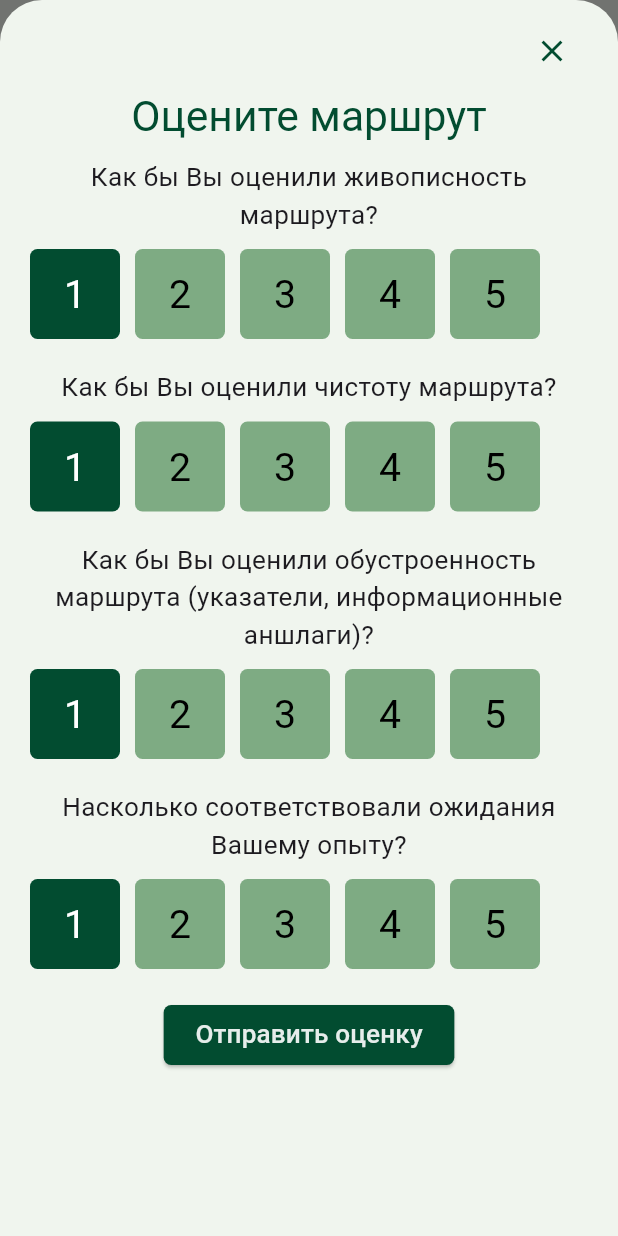
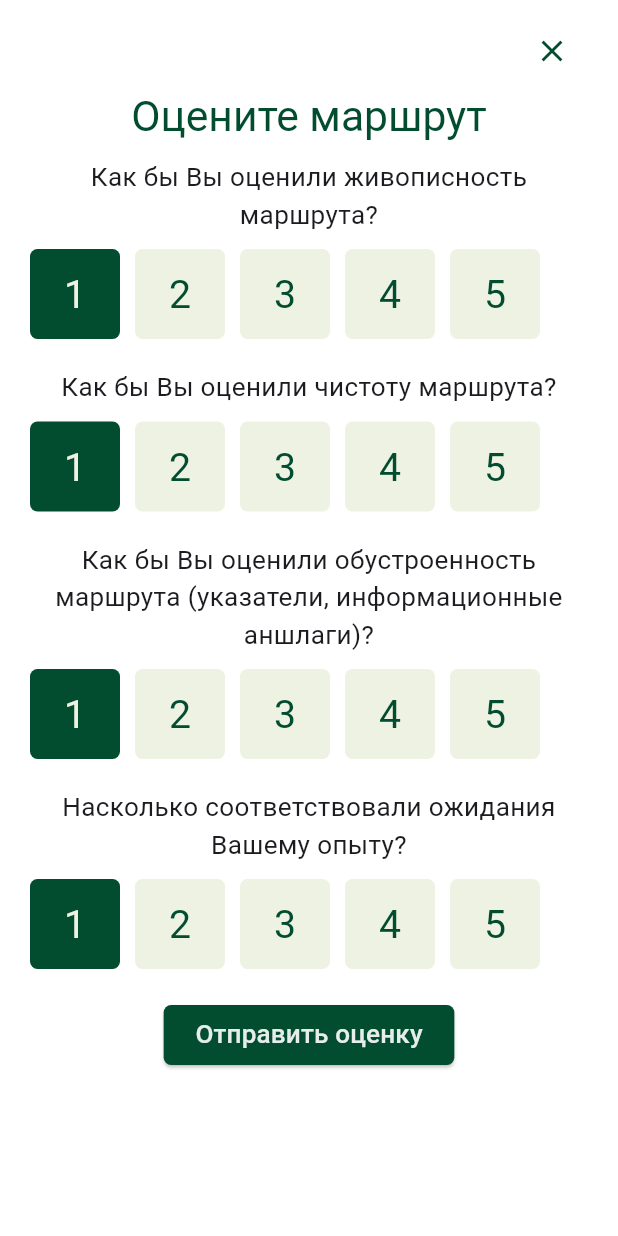
Before and after one commit to Omela-organization/Kamchatka-Mobile, a Flutter app: the TestScreen screen opened directly, after a tap on "Оцени маршрут", on a phone screen of 412 x 824 dp. Run offline on Flutter 3.47's test engine with Material 3 defaults, Android fonts, the light colour scheme and no system bars; our stand-ins replace cached_network_image, flutter_map, latlong2; network calls fail.

Commit message:
feat: add some architecture && fix design

```diff
--- a/lib/main_screen.dart
+++ b/lib/common/ui/main_screen.dart
@@ -1,6 +1,6 @@
 import 'package:cached_network_image/cached_network_image.dart';
 import 'package:flutter/material.dart';
-import 'package:green_app/place_model.dart';
+import 'package:green_app/features/places/ui/place_model.dart';
 
 class MainScreen extends StatelessWidget {
   const MainScreen({
--- /dev/null
+++ b/lib/common/ui/modal_body.dart
@@ -0,0 +1,64 @@
+import 'package:flutter/material.dart';
+
+class ModalBody extends StatelessWidget {
+  const ModalBody({
+    super.key,
+    required this.title,
+    this.padding,
+    required this.bodyWidget,
+    this.onCloseButton,
+    this.contentPadding,
+    this.paddingFromTitle,
+  });
+
+  final String title;
+  final EdgeInsets? padding;
+  final List<Widget> bodyWidget;
+  final VoidCallback? onCloseButton;
+  final EdgeInsetsGeometry? contentPadding;
+  final double? paddingFromTitle;
+
+  @override
+  Widget build(BuildContext context) {
+    return ColoredBox(
+      color: Colors.white,
+      child: Padding(
+        padding: padding ??
+            EdgeInsets.only(
+              top: 10,
+              bottom: MediaQuery.of(context).viewInsets.bottom + 10,
+              right: 20,
+              left: 20,
+            ),
+        child: Column(
+          mainAxisSize: MainAxisSize.min,
+          crossAxisAlignment: CrossAxisAlignment.center,
+          children: [
+            Align(
+              alignment: Alignment.topRight,
+              child: IconButton(
+                icon: const Icon(Icons.close),
+                color: Theme.of(context).primaryColor,
+                onPressed: onCloseButton ?? () => Navigator.maybePop(context),
+              ),
+            ),
+            Text(
+              title,
+              style: Theme.of(context).textTheme.headlineSmall?.copyWith(
+                    color: Theme.of(context).primaryColor,
+                  ),
+              textAlign: TextAlign.center,
+            ),
+            SizedBox(height: paddingFromTitle),
+            Flexible(
+              child: ListView(
+                padding: contentPadding,
+                children: bodyWidget,
+              ),
+            ),
+          ],
+        ),
+      ),
+    );
+  }
+}
--- a/lib/test_screen.dart
+++ b/lib/common/ui/test_screen.dart
@@ -1,7 +1,7 @@
 import 'package:flutter/material.dart';
-import 'package:green_app/feedback_modal.dart';
-import 'package:green_app/route_modal.dart';
-import 'package:green_app/stars_widget.dart';
+import 'package:green_app/features/violation/ui/violation_modal.dart';
+import 'package:green_app/features/feedback/ui/feedback_modal.dart';
+import 'package:green_app/features/feedback/ui/stars_widget.dart';
 
 class TestScreen extends StatelessWidget {
   const TestScreen({super.key});
@@ -27,7 +27,7 @@ class TestScreen extends StatelessWidget {
                 showModalBottomSheet(
                   isScrollControlled: true,
                   context: context,
-                  builder: (context) => const FeedbackModalBody(),
+                  builder: (context) => const ViolationSendModalBody(),
                 ),
           )
         ],
--- a/lib/route_modal.dart
+++ b/lib/features/feedback/ui/feedback_modal.dart
@@ -1,7 +1,7 @@
 import 'package:flutter/cupertino.dart';
 import 'package:flutter/material.dart';
 import 'package:flutter/widgets.dart';
-import 'package:green_app/modal_body.dart';
+import 'package:green_app/common/ui/modal_body.dart';
 
 class RouteModalBody extends StatelessWidget {
   const RouteModalBody({super.key});
@@ -65,7 +65,9 @@ class QuestionBlocWrapper extends StatelessWidget {
       question: question,
       count: count,
       activeBackColor: Theme.of(context).primaryColor,
-      inactiveTextColor: Colors.black,
+      activeTextColor: Theme.of(context).colorScheme.onPrimary,
+      inactiveBackColor: Theme.of(context).colorScheme.onPrimary,
+      inactiveTextColor: Theme.of(context).primaryColor,
     );
   }
 }
--- a/lib/map_screen.dart
+++ b/lib/features/maps/ui/map_screen.dart
@@ -38,9 +38,9 @@ class _MapScreenState extends State<MapScreen> {
   @override
   Widget build(BuildContext context) {
     return Scaffold(
-      appBar: AppBar(
-        title: const Text('Типа карта'),
-      ),
+      // appBar: AppBar(
+      //   title: const Text('Типа карта'),
+      // ),
       body: FlutterMap(
         mapController: _mapController,
         options: const MapOptions(
--- a/lib/mock_place_list.dart
+++ b/lib/features/places/ui/mock_place_list.dart
@@ -1,4 +1,4 @@
-import 'package:green_app/place_model.dart';
+import 'package:green_app/features/places/ui/place_model.dart';
 
 final mockPlaceList = [
   PlaceModel(
--- a/lib/modal_body.dart
+++ /dev/null
@@ -1,61 +0,0 @@
-import 'package:flutter/material.dart';
-
-class ModalBody extends StatelessWidget {
-  const ModalBody({
-    super.key,
-    required this.title,
-    this.padding,
-    required this.bodyWidget,
-    this.onCloseButton,
-    this.contentPadding,
-    this.paddingFromTitle,
-  });
-
-  final String title;
-  final EdgeInsets? padding;
-  final List<Widget> bodyWidget;
-  final VoidCallback? onCloseButton;
-  final EdgeInsetsGeometry? contentPadding;
-  final double? paddingFromTitle;
-
-  @override
-  Widget build(BuildContext context) {
-    return Padding(
-      padding: padding ??
-          EdgeInsets.only(
-            top: 10,
-            bottom: MediaQuery.of(context).viewInsets.bottom + 10,
-            right: 20,
-            left: 20,
-          ),
-      child: Column(
-        mainAxisSize: MainAxisSize.min,
-        crossAxisAlignment: CrossAxisAlignment.center,
-        children: [
-          Align(
-            alignment: Alignment.topRight,
-            child: IconButton(
-              icon: const Icon(Icons.close),
-              color: Theme.of(context).primaryColor,
-              onPressed: onCloseButton ?? () => Navigator.maybePop(context),
-            ),
-          ),
-          Text(
-            title,
-            style: Theme.of(context).textTheme.headlineSmall?.copyWith(
-                  color: Theme.of(context).primaryColor,
-                ),
-            textAlign: TextAlign.center,
-          ),
-          SizedBox(height: paddingFromTitle),
-          Flexible(
-            child: ListView(
-              padding: contentPadding,
-              children: bodyWidget,
-            ),
-          ),
-        ],
-      ),
-    );
-  }
-}
--- a/pubspec.yaml
+++ b/pubspec.yaml
@@ -12,6 +12,7 @@ dependencies:
   flutter_map: ^7.0.0
   cached_network_image: ^3.3.1
   flutter_launcher_icons: ^0.13.1
+  is_first_run: ^1.0.0
 
 dev_dependencies:
   flutter_test:
@@ -19,7 +20,11 @@ dev_dependencies:
   flutter_lints: ^3.0.0
 
 flutter:
+  generate: true
   uses-material-design: true
+  assets:
+    - assets/images/
+    - assets/images/violation/
 
 dependency_overrides:
   meta: ">=1.11.0 <1.15.0"
```
Also changed, not shown: lib/app/main.dart (renamed from lib/main.dart, +6 -2 lines), lib/common/ui/navigation_screen.dart (renamed from lib/navigation_screen.dart, +4 -4 lines), lib/features/violation/ui/violation_modal.dart (added, +122 -0 lines), lib/feedback_modal.dart (deleted, +0 -94 lines), lib/features/feedback/ui/stars_widget.dart (renamed from lib/stars_widget.dart), lib/features/places/ui/place_model.dart (renamed from lib/place_model.dart).
